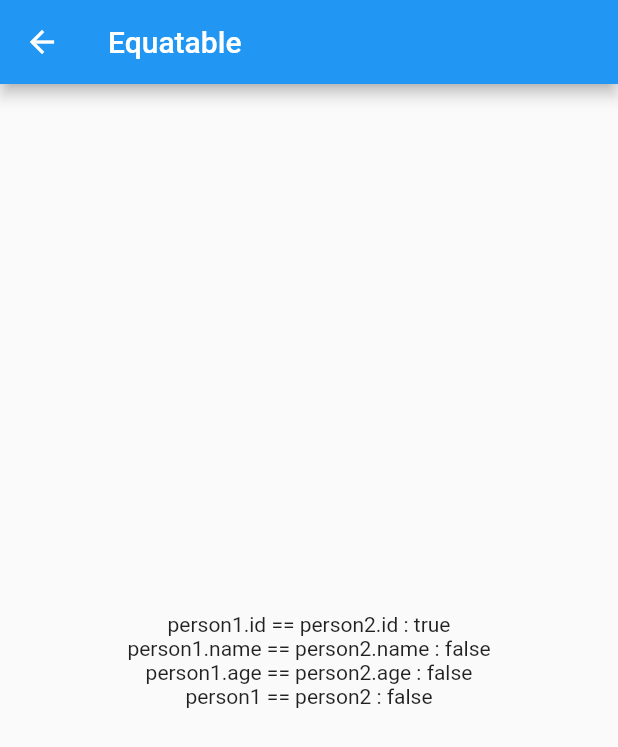
After one commit to JaeHeee/Flutter_TIL, a Flutter app: the EquatableScreen screen opened by its route, on a phone screen of 412 x 824 dp. The commit adds this screen. Shown: the top 747 px of the screen. Run offline on Flutter 3.47's test engine with Material 2 defaults, Android fonts, the phone set to English and light mode, and no system bars; our stand-ins replace equatable, firebase_core, firebase_crashlytics; accounts and stored records are empty.

Commit message:
feat: Add equatable

```diff
--- a/lib/home_page.dart
+++ b/lib/home_page.dart
@@ -2,6 +2,7 @@ import 'package:flutter/material.dart';
 
 import 'dart/isolate/isolate_screen.dart';
 import 'firebase/firebase_home_page.dart';
+import 'packages/equatable.dart';
 import 'widget/dismissible_widget.dart';
 import 'widget/girdview_widget.dart';
 import 'widget/til_button.dart';
@@ -16,6 +17,8 @@ class HomePage extends StatelessWidget {
         title: '2. Dismissible', routeName: DismissibleWidget.routeName),
     const TilButton(title: '3. GridView', routeName: GridViewWidget.routeName),
     const TilButton(title: '4. Isolate', routeName: IsolateScreen.routeName),
+    const TilButton(
+        title: '4. Equatable', routeName: EquatableScreen.routeName),
   ];
 
   @override
--- a/lib/main.dart
+++ b/lib/main.dart
@@ -1,4 +1,5 @@
 import 'package:flutter/material.dart';
+import 'package:flutter_til/packages/equatable.dart';
 
 import 'dart/isolate/isolate_screen.dart';
 import 'firebase/firebase_crashlytics.dart';
@@ -29,6 +30,7 @@ class MyApp extends StatelessWidget {
         DismissibleWidget.routeName: (ctx) => DismissibleWidget(),
         GridViewWidget.routeName: (ctx) => GridViewWidget(),
         IsolateScreen.routeName: (ctx) => const IsolateScreen(),
+        EquatableScreen.routeName: (ctx) => const EquatableScreen(),
       },
     );
   }
--- /dev/null
+++ b/lib/packages/equatable.dart
@@ -0,0 +1,46 @@
+import 'package:equatable/equatable.dart';
+import 'package:flutter/material.dart';
+
+class EquatableScreen extends StatelessWidget {
+  static const routeName = '/equatable-screen';
+  const EquatableScreen({Key? key}) : super(key: key);
+
+  @override
+  Widget build(BuildContext context) {
+    final person1 = Person(id: 1, name: 'person1', age: 10);
+    final person2 = Person(id: 1, name: 'person2', age: 20);
+
+    return Scaffold(
+      appBar: AppBar(
+        title: const Text('Equatable'),
+      ),
+      body: Center(
+        child: Column(
+          mainAxisAlignment: MainAxisAlignment.center,
+          children: [
+            Text('person1.id == person2.id : ${person1.id == person2.id}'),
+            Text(
+                'person1.name == person2.name : ${person1.name == person2.name}'),
+            Text('person1.age == person2.age : ${person1.age == person2.age}'),
+            Text('person1 == person2 : ${person1 == person2}'),
+          ],
+        ),
+      ),
+    );
+  }
+}
+
+class Person extends Equatable {
+  final int id;
+  final String name;
+  final int age;
+
+  Person({
+    required this.id,
+    required this.name,
+    required this.age,
+  });
+
+  @override
+  List<Object?> get props => [id, name, age];
+}
--- a/pubspec.yaml
+++ b/pubspec.yaml
@@ -28,6 +28,7 @@ dependencies:
   http: ^0.13.3
   firebase_core: ^1.6.0
   firebase_crashlytics: ^2.2.1
+  equatable: ^2.0.3
 
 
 dev_dependencies:
```
Also changed, not shown: pubspec.lock.
